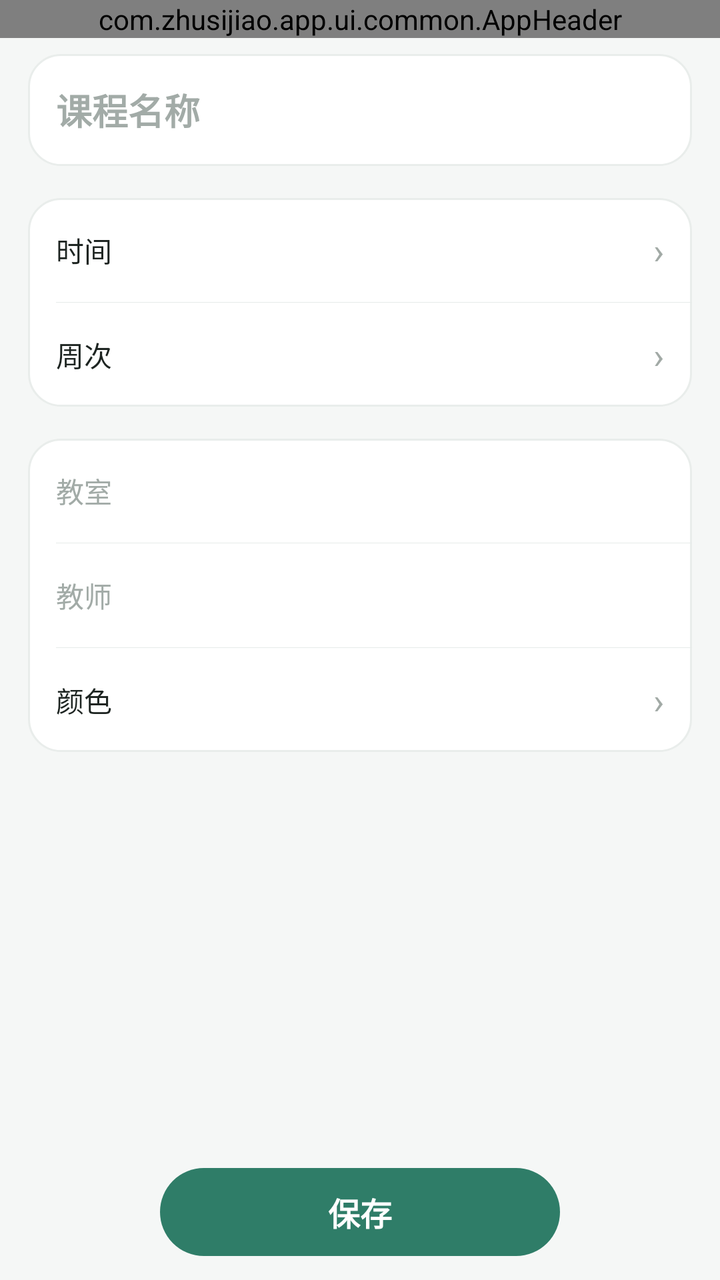
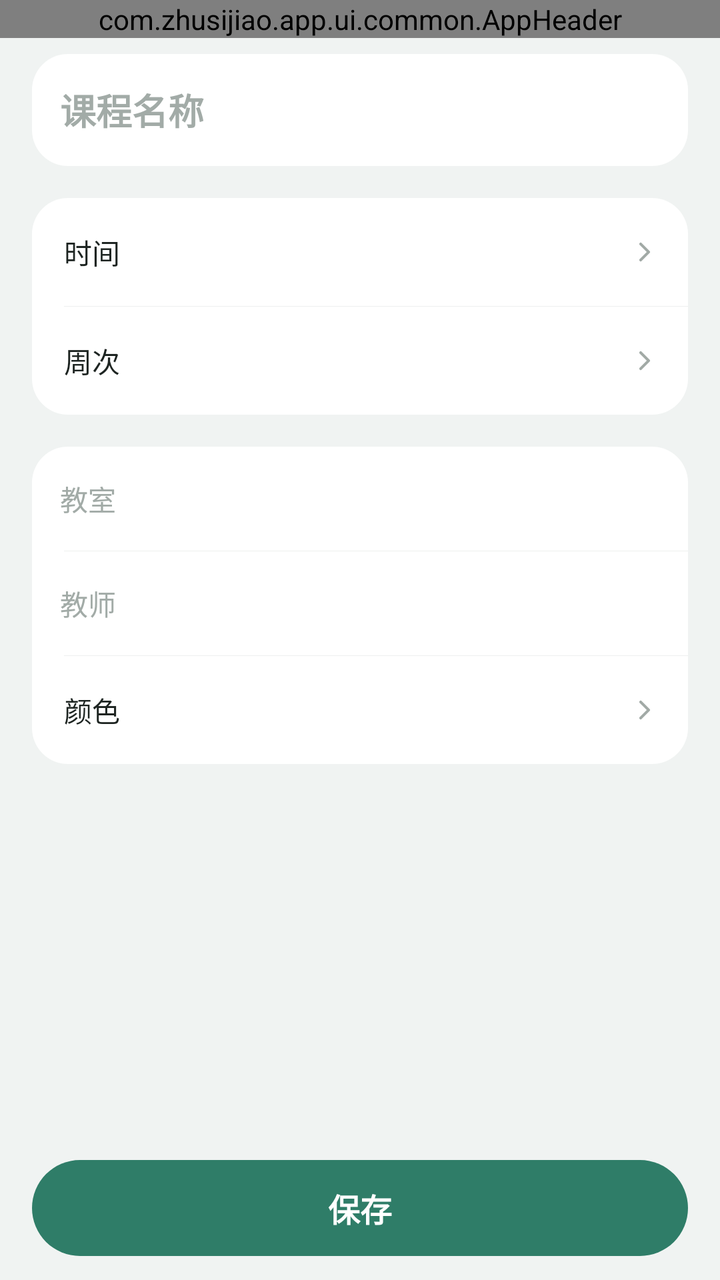

Screens rendered from an Android XML layout before and after an edit, with the pre-edit source and the edit as a unified diff.
<!-- AndroidManifest.xml: application theme Theme.Zhusijiao -->
<!-- res/layout/activity_course_editor.xml -->
<?xml version="1.0" encoding="utf-8"?>
<LinearLayout xmlns:android="http://schemas.android.com/apk/res/android"
    android:layout_width="match_parent"
    android:layout_height="match_parent"
    android:background="@color/background"
    android:orientation="vertical">

    <com.zhusijiao.app.ui.common.AppHeader
        android:id="@+id/header"
        android:layout_width="match_parent"
        android:layout_height="wrap_content" />

    <androidx.core.widget.NestedScrollView
        android:layout_width="match_parent"
        android:layout_height="0dp"
        android:layout_weight="1"
        android:overScrollMode="never">

        <LinearLayout
            android:layout_width="match_parent"
            android:layout_height="wrap_content"
            android:orientation="vertical"
            android:paddingStart="@dimen/page_padding"
            android:paddingTop="8dp"
            android:paddingEnd="@dimen/page_padding"
            android:paddingBottom="24dp">

            <LinearLayout style="@style/FormGroup">

                <EditText
                    android:id="@+id/courseName"
                    style="@style/FormTitleInput"
                    android:inputType="text"
                    android:importantForAutofill="no"
                    android:hint="@string/course_name_hint"
                    android:imeOptions="actionDone"
                    android:maxLength="40" />
            </LinearLayout>

            <LinearLayout
                style="@style/FormGroup"
                android:layout_marginTop="16dp">

                <LinearLayout
                    android:id="@+id/courseTimeRow"
                    style="@style/FormRow"
                    android:clickable="true"
                    android:focusable="true">

                    <TextView
                        style="@style/FormRowLabel"
                        android:text="@string/form_time" />

                    <TextView
                        android:id="@+id/courseTimeValue"
                        style="@style/FormRowValue" />

                    <TextView style="@style/FormRowChevron" />
                </LinearLayout>

                <View style="@style/FormDivider" />

                <LinearLayout
                    android:id="@+id/courseWeeksRow"
                    style="@style/FormRow"
                    android:clickable="true"
                    android:focusable="true">

                    <TextView
                        style="@style/FormRowLabel"
                        android:text="@string/form_weeks" />

                    <TextView
                        android:id="@+id/courseWeeksValue"
                        style="@style/FormRowValue" />

                    <TextView style="@style/FormRowChevron" />
                </LinearLayout>
            </LinearLayout>

            <LinearLayout
                style="@style/FormGroup"
                android:layout_marginTop="16dp">

                <EditText
                    android:id="@+id/coursePosition"
                    style="@style/FormRowInput"
                    android:importantForAutofill="no"
                    android:hint="@string/course_position_hint"
                    android:maxLength="40" />

                <View style="@style/FormDivider" />

                <EditText
                    android:id="@+id/courseTeacher"
                    style="@style/FormRowInput"
                    android:importantForAutofill="no"
                    android:hint="@string/course_teacher_hint"
                    android:maxLength="30" />

                <View style="@style/FormDivider" />

                <LinearLayout
                    android:id="@+id/courseColorRow"
                    style="@style/FormRow"
                    android:clickable="true"
                    android:focusable="true">

                    <TextView
                        style="@style/FormRowLabel"
                        android:layout_width="0dp"
                        android:layout_weight="1"
                        android:text="@string/event_color_label" />

                    <View
                        android:id="@+id/courseColorSwatch"
                        android:layout_width="22dp"
                        android:layout_height="22dp" />

                    <TextView style="@style/FormRowChevron" />
                </LinearLayout>
            </LinearLayout>

            
            <TextView
                android:id="@+id/courseConflict"
                android:layout_width="match_parent"
                android:layout_height="wrap_content"
                android:layout_marginTop="10dp"
                android:paddingStart="14dp"
                android:paddingEnd="14dp"
                android:textColor="@color/warn"
                android:textSize="@dimen/text_small"
                android:visibility="gone" />
        </LinearLayout>
    </androidx.core.widget.NestedScrollView>

    <LinearLayout
        android:layout_width="match_parent"
        android:layout_height="wrap_content"
        android:orientation="vertical"
        android:paddingStart="@dimen/page_padding"
        android:paddingTop="10dp"
        android:paddingEnd="@dimen/page_padding"
        android:paddingBottom="12dp">

        
        <TextView
            android:id="@+id/courseSave"
            style="@style/PrimaryButton"
            android:layout_width="wrap_content"
            android:layout_gravity="center_horizontal"
            android:minWidth="200dp"
            android:paddingStart="40dp"
            android:paddingEnd="40dp"
            android:text="@string/course_save" />
    </LinearLayout>
</LinearLayout>
<!-- resources referenced by this layout -->
<resources>
  <color name="background">#f5f7f6</color>
  <color name="warn">#b26205</color>
  <dimen name="page_padding">14dp</dimen>
  <dimen name="text_small">13sp</dimen>
  <string name="course_name_hint">课程名称</string>
  <string name="course_position_hint">教室</string>
  <string name="course_save">保存</string>
  <string name="course_teacher_hint">教师</string>
  <string name="event_color_label">颜色</string>
  <string name="form_time">时间</string>
  <string name="form_weeks">周次</string>
  <style name="FormDivider">
          <item name="android:layout_width">match_parent</item>
          <item name="android:layout_height">1px</item>
          <item name="android:layout_marginStart">14dp</item>
          <item name="android:background">@color/divider</item>
      </style>
  <style name="FormRow">
          <item name="android:layout_width">match_parent</item>
          <item name="android:layout_height">wrap_content</item>
          <item name="android:minHeight">52dp</item>
          <item name="android:background">@drawable/bg_menu_row</item>
          <item name="android:gravity">center_vertical</item>
          <item name="android:orientation">horizontal</item>
          <item name="android:paddingStart">14dp</item>
          <item name="android:paddingEnd">14dp</item>
          <item name="android:paddingTop">8dp</item>
          <item name="android:paddingBottom">8dp</item>
      </style>
  <style name="FormRowChevron">
          <item name="android:layout_width">wrap_content</item>
          <item name="android:layout_height">wrap_content</item>
          <item name="android:layout_marginStart">6dp</item>
          <item name="android:importantForAccessibility">no</item>
          <item name="android:text">›</item>
          <item name="android:textColor">@color/arrow_grey</item>
          <item name="android:textSize">@dimen/text_title</item>
      </style>
  <style name="FormTitleInput" parent="FormRowInput">
          <item name="android:minHeight">56dp</item>
          <item name="android:textSize">@dimen/text_title</item>
          <item name="android:textStyle">bold</item>
      </style>
  <color name="divider">#e6ebe9</color>
  <!-- drawable bg_card (drawable) -->
  <?xml version="1.0" encoding="utf-8"?>
  
  <shape xmlns:android="http://schemas.android.com/apk/res/android" android:shape="rectangle">
      <solid android:color="@color/surface" />
      <stroke android:width="1dp" android:color="@color/line" />
      <corners android:radius="@dimen/card_radius_lg" />
  </shape>
  <color name="arrow_grey">#a2aaa6</color>
  <dimen name="text_title">18sp</dimen>
  <color name="text_primary">#1d2421</color>
  <color name="text_disabled">#a2aba7</color>
  <dimen name="text_body">14sp</dimen>
  <color name="text_secondary">#5f6965</color>
  <dimen name="button_min_height">44dp</dimen>
  <dimen name="text_button">@dimen/text_subtitle</dimen>
  <color name="accent">#2f7d68</color>
  <color name="surface">#ffffff</color>
  <color name="line">#e9edeb</color>
  <dimen name="card_radius_lg">@dimen/radius_lg</dimen>
  <color name="hover_bg">#f2f5f4</color>
  <color name="accent_strong">#287760</color>
  <dimen name="button_radius">@dimen/radius_pill</dimen>
  <dimen name="text_subtitle">16sp</dimen>
  <style name="DialogButton" parent="Widget.AppCompat.Button.ButtonBar.AlertDialog">
          <item name="android:textColor">@color/accent</item>
          <item name="android:textStyle">bold</item>
      </style>
  <dimen name="radius_lg">16dp</dimen>
  <dimen name="radius_pill">100dp</dimen>
  <!-- unchanged entries left out for length: 9 -->
</resources>

<!-- the commit's change to res/layout/activity_course_editor.xml (unified diff, before → after) -->
@@ -144,15 +144,10 @@
         android:paddingEnd="@dimen/page_padding"
         android:paddingBottom="12dp">
 
-        
         <TextView
             android:id="@+id/courseSave"
             style="@style/PrimaryButton"
-            android:layout_width="wrap_content"
-            android:layout_gravity="center_horizontal"
-            android:minWidth="200dp"
-            android:paddingStart="40dp"
-            android:paddingEnd="40dp"
+            android:minHeight="48dp"
             android:text="@string/course_save" />
     </LinearLayout>
 </LinearLayout>
<!-- resource entries referenced after the edit -->
@@ -1,8 +1,8 @@
 <!-- resources referenced by this layout -->
 <resources>
-  <color name="background">#f5f7f6</color>
+  <color name="background">#f0f3f2</color>
   <color name="warn">#b26205</color>
-  <dimen name="page_padding">14dp</dimen>
+  <dimen name="page_padding">16dp</dimen>
   <dimen name="text_small">13sp</dimen>
   <string name="course_name_hint">课程名称</string>
   <string name="course_position_hint">教室</string>
@@ -14,44 +14,56 @@
   <style name="FormDivider">
           <item name="android:layout_width">match_parent</item>
           <item name="android:layout_height">1px</item>
-          <item name="android:layout_marginStart">14dp</item>
+          <item name="android:layout_marginStart">16dp</item>
           <item name="android:background">@color/divider</item>
       </style>
   <style name="FormRow">
           <item name="android:layout_width">match_parent</item>
           <item name="android:layout_height">wrap_content</item>
-          <item name="android:minHeight">52dp</item>
+          <item name="android:minHeight">54dp</item>
           <item name="android:background">@drawable/bg_menu_row</item>
           <item name="android:gravity">center_vertical</item>
           <item name="android:orientation">horizontal</item>
-          <item name="android:paddingStart">14dp</item>
+          <item name="android:paddingStart">16dp</item>
           <item name="android:paddingEnd">14dp</item>
-          <item name="android:paddingTop">8dp</item>
-          <item name="android:paddingBottom">8dp</item>
+          <item name="android:paddingTop">10dp</item>
+          <item name="android:paddingBottom">10dp</item>
       </style>
   <style name="FormRowChevron">
-          <item name="android:layout_width">wrap_content</item>
-          <item name="android:layout_height">wrap_content</item>
+          <item name="android:layout_width">16dp</item>
+          <item name="android:layout_height">16dp</item>
           <item name="android:layout_marginStart">6dp</item>
+          <item name="android:drawableEnd">@drawable/ic_chevron_right</item>
           <item name="android:importantForAccessibility">no</item>
-          <item name="android:text">›</item>
-          <item name="android:textColor">@color/arrow_grey</item>
-          <item name="android:textSize">@dimen/text_title</item>
+          <item name="android:text" />
       </style>
   <style name="FormTitleInput" parent="FormRowInput">
           <item name="android:minHeight">56dp</item>
           <item name="android:textSize">@dimen/text_title</item>
           <item name="android:textStyle">bold</item>
       </style>
-  <color name="divider">#e6ebe9</color>
+  <color name="divider">#edf0ef</color>
   <!-- drawable bg_card (drawable) -->
   <?xml version="1.0" encoding="utf-8"?>
-  
   <shape xmlns:android="http://schemas.android.com/apk/res/android" android:shape="rectangle">
       <solid android:color="@color/surface" />
-      <stroke android:width="1dp" android:color="@color/line" />
       <corners android:radius="@dimen/card_radius_lg" />
   </shape>
+  <!-- drawable ic_chevron_right (drawable) -->
+  <?xml version="1.0" encoding="utf-8"?>
+  <vector xmlns:android="http://schemas.android.com/apk/res/android"
+      android:width="16dp"
+      android:height="16dp"
+      android:viewportWidth="24"
+      android:viewportHeight="24">
+      <path
+          android:fillColor="@android:color/transparent"
+          android:pathData="M9.5,6L15.5,12L9.5,18"
+          android:strokeColor="@color/arrow_grey"
+          android:strokeLineCap="round"
+          android:strokeLineJoin="round"
+          android:strokeWidth="2.1" />
+  </vector>
   <color name="arrow_grey">#a2aaa6</color>
   <dimen name="text_title">18sp</dimen>
   <color name="text_primary">#1d2421</color>
@@ -62,17 +74,16 @@
   <dimen name="text_button">@dimen/text_subtitle</dimen>
   <color name="accent">#2f7d68</color>
   <color name="surface">#ffffff</color>
-  <color name="line">#e9edeb</color>
   <dimen name="card_radius_lg">@dimen/radius_lg</dimen>
   <color name="hover_bg">#f2f5f4</color>
-  <color name="accent_strong">#287760</color>
+  <color name="accent_strong">#246b57</color>
   <dimen name="button_radius">@dimen/radius_pill</dimen>
   <dimen name="text_subtitle">16sp</dimen>
   <style name="DialogButton" parent="Widget.AppCompat.Button.ButtonBar.AlertDialog">
           <item name="android:textColor">@color/accent</item>
           <item name="android:textStyle">bold</item>
       </style>
-  <dimen name="radius_lg">16dp</dimen>
+  <dimen name="radius_lg">18dp</dimen>
   <dimen name="radius_pill">100dp</dimen>
   <!-- unchanged entries left out for length: 9 -->
 </resources>
